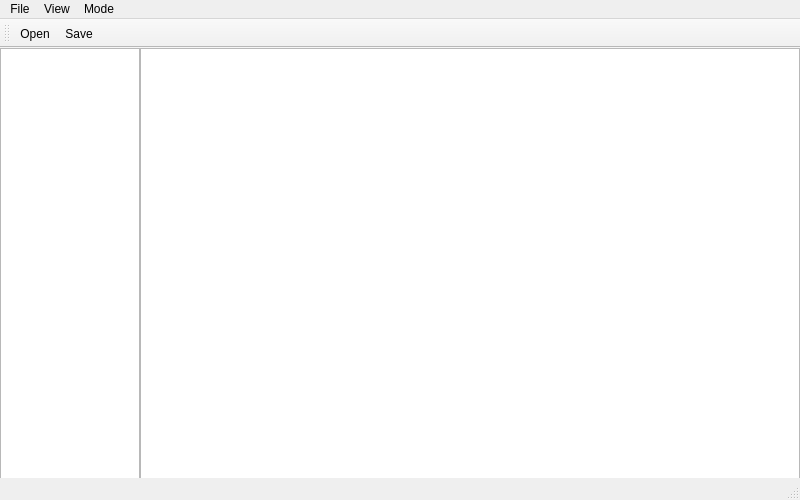
First picture: the form in app/src/mainwindow.ui, repository okolevatov/utext, before the edit.
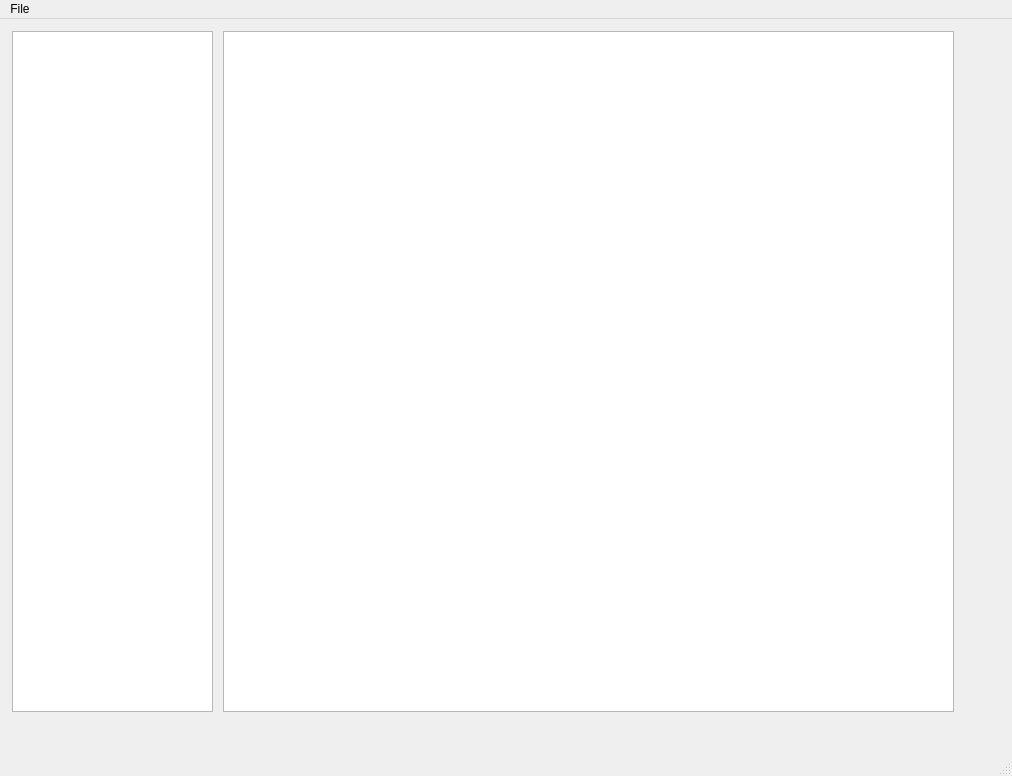
Second picture: the form after the edit.

Patch:
```diff
--- a/app/src/mainwindow.ui
+++ b/app/src/mainwindow.ui
@@ -6,35 +6,80 @@
    <rect>
     <x>0</x>
     <y>0</y>
-    <width>800</width>
-    <height>500</height>
+    <width>1012</width>
+    <height>776</height>
    </rect>
   </property>
+  <property name="sizePolicy">
+   <sizepolicy hsizetype="Preferred" vsizetype="Preferred">
+    <horstretch>0</horstretch>
+    <verstretch>0</verstretch>
+   </sizepolicy>
+  </property>
+  <property name="minimumSize">
+   <size>
+    <width>650</width>
+    <height>300</height>
+   </size>
+  </property>
   <property name="windowTitle">
    <string>MainWindow</string>
   </property>
   <widget class="QWidget" name="centralWidget">
+   <property name="sizePolicy">
+    <sizepolicy hsizetype="Expanding" vsizetype="Expanding">
+     <horstretch>0</horstretch>
+     <verstretch>0</verstretch>
+    </sizepolicy>
+   </property>
    <widget class="QTreeView" name="treeView">
     <property name="geometry">
      <rect>
-      <x>0</x>
-      <y>0</y>
-      <width>140</width>
-      <height>440</height>
+      <x>12</x>
+      <y>12</y>
+      <width>201</width>
+      <height>681</height>
      </rect>
     </property>
+    <property name="sizePolicy">
+     <sizepolicy hsizetype="Preferred" vsizetype="Preferred">
+      <horstretch>0</horstretch>
+      <verstretch>0</verstretch>
+     </sizepolicy>
+    </property>
+    <property name="minimumSize">
+     <size>
+      <width>200</width>
+      <height>0</height>
+     </size>
+    </property>
+    <property name="maximumSize">
+     <size>
+      <width>201</width>
+      <height>16777215</height>
+     </size>
+    </property>
    </widget>
-   <widget class="QTextEdit" name="textEdit">
+   <widget class="QPlainTextEdit" name="TextEdit">
     <property name="geometry">
      <rect>
-      <x>140</x>
-      <y>0</y>
-      <width>660</width>
-      <height>440</height>
+      <x>223</x>
+      <y>12</y>
+      <width>731</width>
+      <height>681</height>
      </rect>
     </property>
-    <property name="lineWrapColumnOrWidth">
-     <number>-14</number>
+    <property name="sizePolicy">
+     <sizepolicy hsizetype="Fixed" vsizetype="Fixed">
+      <horstretch>0</horstretch>
+      <verstretch>0</verstretch>
+     </sizepolicy>
+    </property>
+    <property name="minimumSize">
+     <size>
+      <width>300</width>
+      <height>0</height>
+     </size>
     </property>
    </widget>
   </widget>
@@ -44,7 +89,7 @@
     <rect>
      <x>0</x>
      <y>0</y>
-     <width>800</width>
+     <width>1012</width>
      <height>22</height>
     </rect>
    </property>
@@ -54,53 +99,10 @@
     </property>
     <addaction name="actionOpen"/>
     <addaction name="actionSave"/>
-   </widget>
-   <widget class="QMenu" name="menuView">
-    <property name="title">
-     <string>View</string>
-    </property>
-    <addaction name="actionTheme"/>
-   </widget>
-   <widget class="QMenu" name="menuMode">
-    <property name="title">
-     <string>Mode</string>
-    </property>
-    <addaction name="actionNormal_Mode"/>
-    <addaction name="actionHealth_Care_Mode"/>
-    <addaction name="actionHard_Mode"/>
+    <addaction name="actionSave_as"/>
    </widget>
    <addaction name="menuFile"/>
-   <addaction name="menuView"/>
-   <addaction name="menuMode"/>
   </widget>
-  <widget class="QToolBar" name="mainToolBar">
-   <attribute name="toolBarArea">
-    <enum>TopToolBarArea</enum>
-   </attribute>
-   <attribute name="toolBarBreak">
-    <bool>false</bool>
-   </attribute>
-   <addaction name="actionOpen"/>
-   <addaction name="actionSave"/>
-  </widget>
-  <action name="actionOpen">
-   <property name="text">
-    <string>Open</string>
-   </property>
-   <property name="shortcut">
-    <string>Meta+O</string>
-   </property>
-  </action>
-  <action name="actionSave">
-   <property name="text">
-    <string>Save</string>
-   </property>
-  </action>
-  <action name="actionTheme">
-   <property name="text">
-    <string>Theme</string>
-   </property>
-  </action>
   <action name="actionNormal_Mode">
    <property name="text">
     <string>Normal Mode</string>
```
Left out of the diff: 21 changed lines with no effect on the pictures.
